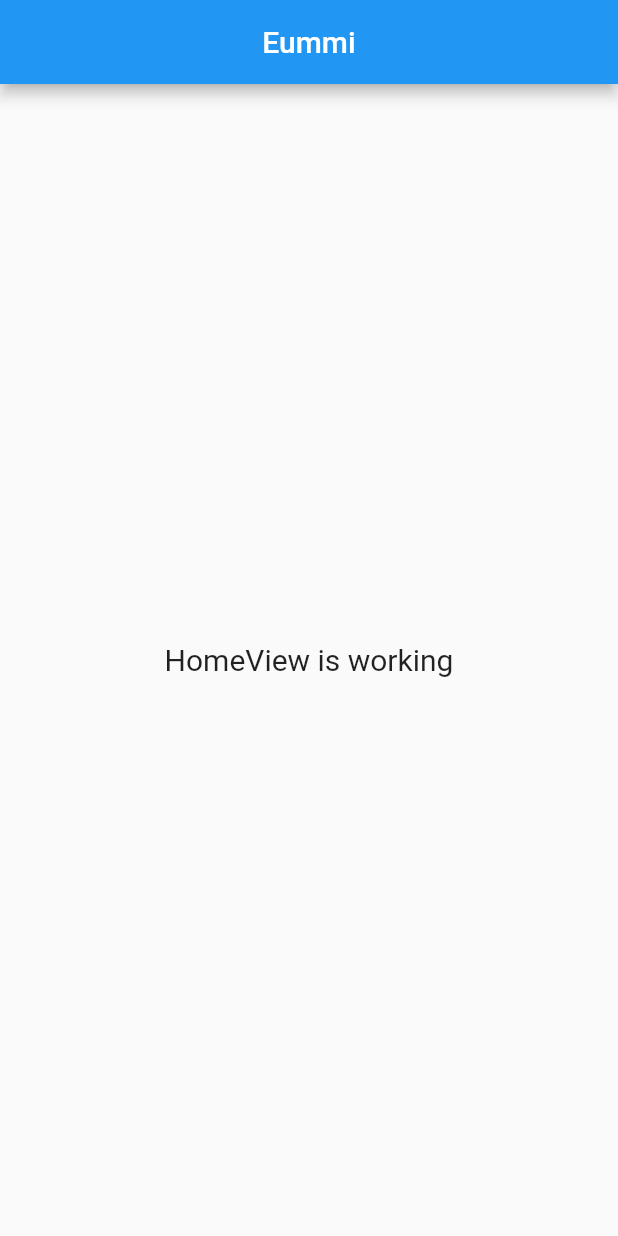
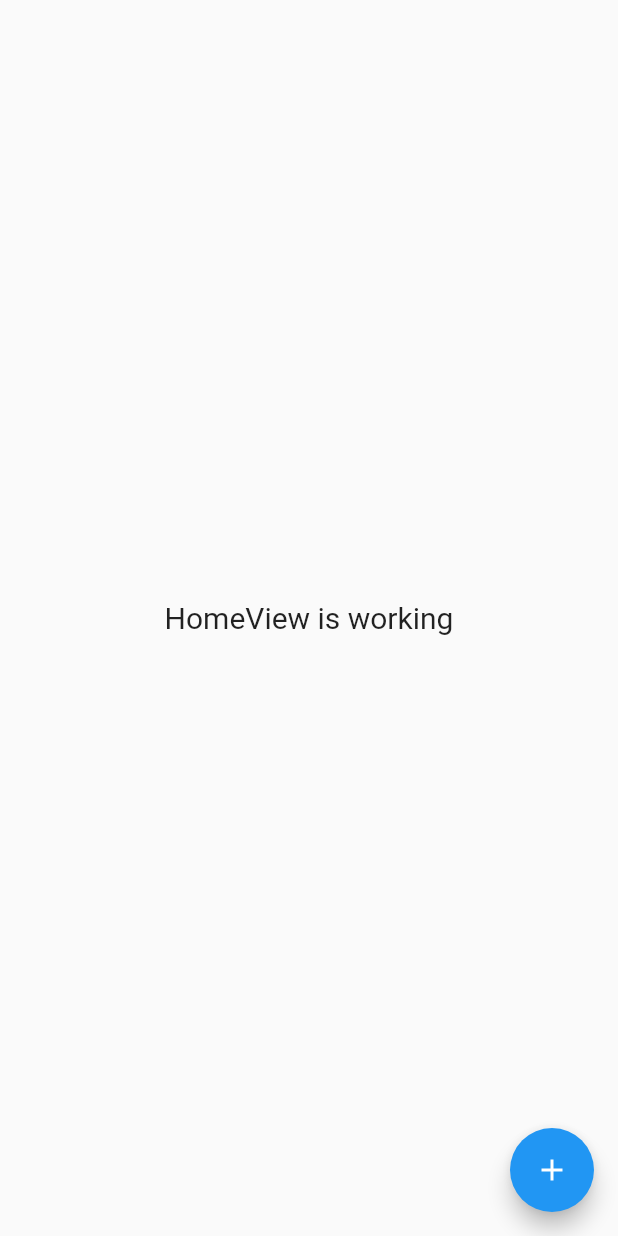
Before and after one commit to dc143cDev/eummi, a Flutter app: the screen it shows after launch, on a phone screen of 412 x 824 dp. Run offline on Flutter 3.47's test engine with Material 2 defaults, Android fonts, the light colour scheme and no system bars; drawn by our look-alikes of flutter_speed_dial; our stand-ins replace get.

Commit message:
git init

```diff
--- a/lib/app/modules/home/views/home_view.dart
+++ b/lib/app/modules/home/views/home_view.dart
@@ -1,4 +1,5 @@
 import 'package:flutter/material.dart';
+import 'package:flutter_speed_dial/flutter_speed_dial.dart';
 
 import 'package:get/get.dart';
 
@@ -9,10 +10,24 @@ class HomeView extends GetView<HomeController> {
   @override
   Widget build(BuildContext context) {
     return Scaffold(
-      appBar: AppBar(
-        title: const Text('Eummi'),
-        centerTitle: true,
+      floatingActionButton: SpeedDial(
+        animatedIcon: AnimatedIcons.add_event,
+        children: [
+          SpeedDialChild(child: Icon(Icons.book), label: '앨범 추가하기'),
+          SpeedDialChild(
+              child: Icon(Icons.sticky_note_2_rounded), label: '노트 추가하기'),
+          SpeedDialChild(child: Icon(Icons.photo), label: '사진 추가하기'),
+        ],
       ),
+      // floatingActionButton: FloatingActionButton(
+      //   backgroundColor: Colors.white,
+      //   onPressed: () {},
+      //   child: Icon(
+      //     Icons.more_horiz,
+      //     color: Color(0xff6667AB),
+      //   ),
+      //   elevation: 10,
+      // ),
       body: Center(
         child: Text(
           'HomeView is working',
--- a/lib/main.dart
+++ b/lib/main.dart
@@ -7,6 +7,7 @@ import 'app/routes/app_pages.dart';
 void main() {
   runApp(
     GetMaterialApp(
+      debugShowCheckedModeBanner: false,
       title: "Application",
       initialRoute: AppPages.INITIAL,
       getPages: AppPages.routes,
--- a/pubspec.yaml
+++ b/pubspec.yaml
@@ -11,6 +11,7 @@ dependencies:
   flutter:
     sdk: flutter
   firebase_core: ^2.3.0
+  flutter_speed_dial: ^6.2.0
 
 dev_dependencies:
   flutter_lints: ^2.0.0
```
